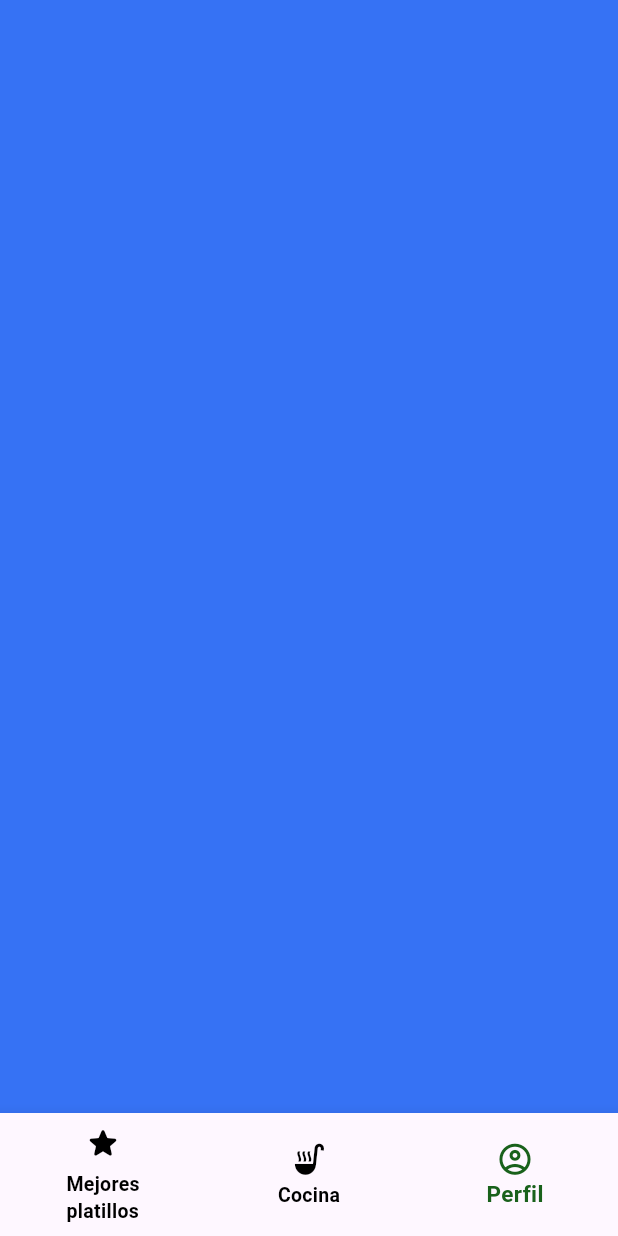
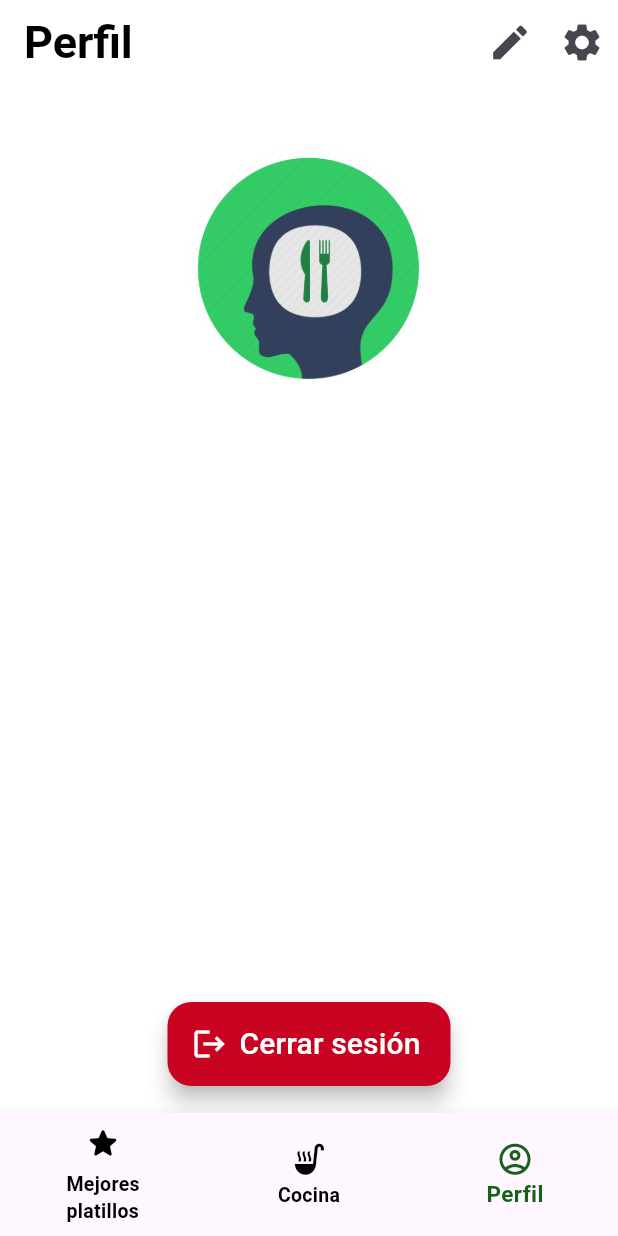
Before and after one commit to gentlemani/flutterSchool, a Flutter app: the screen it shows once a user with an empty profile is signed in, item 3 of the bottom bar chosen, on a phone screen of 412 x 824 dp. Run offline on Flutter 3.47's test engine with Material 3 defaults, Android fonts, the phone set to English and light mode, and no system bars; our stand-ins replace email_validator, firebase_auth, firebase_core, image_picker; accounts and stored records are empty.

Commit message:
Igualación a Master

```diff
--- a/lib/Interface_pages/home_page.dart
+++ b/lib/Interface_pages/home_page.dart
@@ -1,4 +1,5 @@
 import 'package:flutter/material.dart';
+import 'account_page.dart';
 //import 'package:cloud_firestore/cloud_firestore.dart';
 
 class HomePage extends StatefulWidget {
@@ -13,11 +14,12 @@ class _HomePageState extends State<HomePage> {
        |    Variables    |
        |-----------------|
 */
+
   int _currentIndex = 0;
-  final List<Color> _pageBackground = [
-    Colors.red,
-    const Color.fromARGB(255, 244, 54, 120),
-    const Color.fromARGB(255, 54, 114, 244),
+  final List<Widget> _pages = const [
+    Screen(color: Colors.red),
+    Screen(color: Color.fromARGB(255, 244, 54, 120)),
+    Screen(color: Color.fromARGB(255, 54, 114, 244)),
   ];
 //List<String> docIDs = [];
 
@@ -63,8 +65,14 @@ class _HomePageState extends State<HomePage> {
 
   @override
   Widget build(BuildContext context) {
+    Widget currentPage;
+    if (_currentIndex != 2) {
+      currentPage = _pages[_currentIndex];
+    } else {
+      currentPage = const AccountPage();
+    }
     return Scaffold(
-      backgroundColor: _pageBackground[_currentIndex],
+      body: currentPage,
       bottomNavigationBar: BottomNavigationBar(
         unselectedItemColor: Colors.black,
         selectedItemColor: const Color.fromARGB(255, 25, 97, 27),
@@ -99,3 +107,21 @@ class _HomePageState extends State<HomePage> {
     );
   }
 }
+
+/*     |-------------------------------------------------------|
+       |          Extending class for screen operation         |
+       |-------------------------------------------------------|
+*/
+
+class Screen extends StatelessWidget {
+  final Color color;
+
+  const Screen({super.key, required this.color});
+
+  @override
+  Widget build(BuildContext context) {
+    return Scaffold(
+      backgroundColor: color,
+    );
+  }
+}
```
